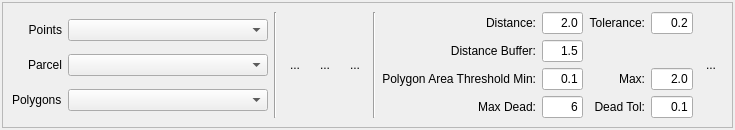
Before: the Qt Designer form src/tv5plugins/forestMonitor/qt/ui/ForestMonitorToolBarDialogForm.ui in ericabreu82/tv5_plugins, drawn with Qt 5.
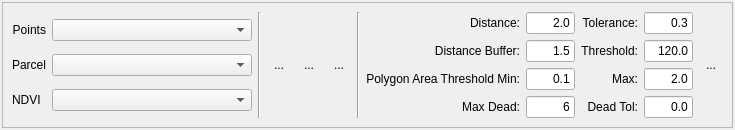
After: the same form once the commit is applied.

Commit message: TrackAutoClassifier enhancements and added new tool UpdateClass

What changed in the file:
```diff
--- a/src/tv5plugins/forestMonitor/qt/ui/ForestMonitorToolBarDialogForm.ui
+++ b/src/tv5plugins/forestMonitor/qt/ui/ForestMonitorToolBarDialogForm.ui
@@ -75,7 +75,7 @@
           <item row="2" column="0">
            <widget class="QLabel" name="label_3">
             <property name="text">
-             <string>Polygons</string>
+             <string>NDVI</string>
             </property>
            </widget>
           </item>
@@ -93,8 +93,30 @@
         </item>
         <item>
          <layout class="QGridLayout" name="gridLayout_6">
+          <item row="0" column="2">
+           <widget class="QToolButton" name="m_creatorToolButton">
+            <property name="toolTip">
+             <string>Creator...</string>
+            </property>
+            <property name="text">
+             <string>...</string>
+            </property>
+            <property name="checkable">
+             <bool>true</bool>
+            </property>
+            <property name="autoExclusive">
+             <bool>true</bool>
+            </property>
+            <property name="autoRaise">
+             <bool>true</bool>
+            </property>
+           </widget>
+          </item>
           <item row="0" column="0">
            <widget class="QToolButton" name="m_eraserToolButton">
+            <property name="toolTip">
+             <string>Eraser...</string>
+            </property>
             <property name="text">
              <string>...</string>
             </property>
@@ -109,24 +131,11 @@
             </property>
            </widget>
           </item>
-          <item row="0" column="1">
+          <item row="0" column="3">
            <widget class="QToolButton" name="m_trackClassifierToolButton">
-            <property name="text">
-             <string>...</string>
+            <property name="toolTip">
+             <string>Update Class...</string>
             </property>
-            <property name="checkable">
-             <bool>true</bool>
-            </property>
-            <property name="autoExclusive">
-             <bool>true</bool>
-            </property>
-            <property name="autoRaise">
-             <bool>true</bool>
-            </property>
-           </widget>
-          </item>
-          <item row="0" column="2">
-           <widget class="QToolButton" name="m_creatorToolButton">
             <property name="text">
              <string>...</string>
             </property>
@@ -203,7 +212,7 @@
              </size>
             </property>
             <property name="text">
-             <string>0.1</string>
+             <string>0.0</string>
             </property>
             <property name="alignment">
              <set>Qt::AlignRight|Qt::AlignTrailing|Qt::AlignVCenter</set>
@@ -212,6 +221,9 @@
           </item>
           <item row="2" column="0" colspan="2">
            <widget class="QLabel" name="label_4">
+            <property name="enabled">
+             <bool>true</bool>
+            </property>
             <property name="text">
              <string>Polygon Area Threshold Min:</string>
             </property>
@@ -232,7 +244,7 @@
              </size>
             </property>
             <property name="text">
-             <string>0.2</string>
+             <string>0.3</string>
             </property>
             <property name="alignment">
              <set>Qt::AlignRight|Qt::AlignTrailing|Qt::AlignVCenter</set>
@@ -241,6 +253,9 @@
           </item>
           <item row="2" column="2">
            <widget class="QLineEdit" name="m_polyAreaMinLineEdit">
+            <property name="enabled">
+             <bool>true</bool>
+            </property>
             <property name="maximumSize">
              <size>
               <width>50</width>
@@ -286,6 +301,9 @@
           </item>
           <item row="2" column="4">
            <widget class="QLineEdit" name="m_polyAreaMaxLineEdit">
+            <property name="enabled">
+             <bool>true</bool>
+            </property>
             <property name="maximumSize">
              <size>
               <width>50</width>
@@ -302,6 +320,9 @@
           </item>
           <item row="2" column="3">
            <widget class="QLabel" name="label_5">
+            <property name="enabled">
+             <bool>true</bool>
+            </property>
             <property name="text">
              <string>Max:</string>
             </property>
@@ -340,10 +361,39 @@
             </property>
            </widget>
           </item>
+          <item row="1" column="3">
+           <widget class="QLabel" name="label_8">
+            <property name="text">
+             <string>Threshold:</string>
+            </property>
+            <property name="alignment">
+             <set>Qt::AlignRight|Qt::AlignTrailing|Qt::AlignVCenter</set>
+            </property>
+           </widget>
+          </item>
+          <item row="1" column="4">
+           <widget class="QLineEdit" name="m_thresholdLineEdit">
+            <property name="maximumSize">
+             <size>
+              <width>50</width>
+              <height>16777215</height>
+             </size>
+            </property>
+            <property name="text">
+             <string>120.0</string>
+            </property>
+            <property name="alignment">
+             <set>Qt::AlignRight|Qt::AlignTrailing|Qt::AlignVCenter</set>
+            </property>
+           </widget>
+          </item>
          </layout>
         </item>
         <item>
          <widget class="QToolButton" name="m_trackAutoClassifierToolButton">
+          <property name="toolTip">
+           <string>Classifier...</string>
+          </property>
           <property name="text">
            <string>...</string>
           </property>
```
Left out of the diff: 5 changed lines with no effect on the pictures. The commit also changes 5 other files.
